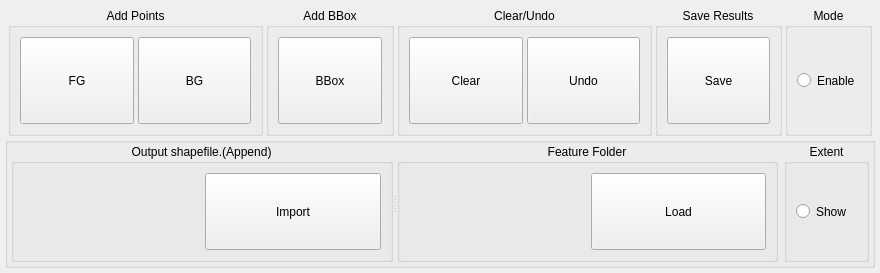
Old version of the form ui/Selector.ui in the repository coolzhao/Geo-SAM.
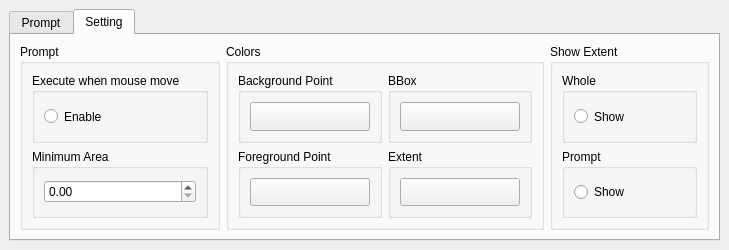
New version of the form. Custom widgets are drawn as their Qt base class.

Commit message: setting in Prompt ui

The edit to the form file:
```diff
--- a/ui/Selector.ui
+++ b/ui/Selector.ui
@@ -6,14 +6,14 @@
    <rect>
     <x>0</x>
     <y>0</y>
-    <width>880</width>
-    <height>273</height>
+    <width>676</width>
+    <height>250</height>
    </rect>
   </property>
   <property name="minimumSize">
    <size>
-    <width>0</width>
-    <height>0</height>
+    <width>676</width>
+    <height>250</height>
    </size>
   </property>
   <property name="maximumSize">
@@ -41,21 +41,19 @@
      <height>350</height>
     </size>
    </property>
-   <layout class="QGridLayout" name="gridLayout">
-    <property name="leftMargin">
-     <number>5</number>
-    </property>
-    <property name="topMargin">
-     <number>5</number>
-    </property>
-    <property name="rightMargin">
-     <number>5</number>
-    </property>
-    <property name="bottomMargin">
-     <number>5</number>
-    </property>
+   <layout class="QGridLayout" name="gridLayout_15">
+    <item row="0" column="0">
+     <widget class="QTabWidget" name="tabWidget">
+      <property name="currentIndex">
+       <number>1</number>
+      </property>
+      <widget class="QWidget" name="Prompt">
+       <attribute name="title">
+        <string>Prompt</string>
+       </attribute>
+       <layout class="QGridLayout" name="gridLayout_22">
     <item row="0" column="0">
-     <layout class="QGridLayout" name="gridLayout_5" rowstretch="0,0">
+         <layout class="QGridLayout" name="gridLayout_21">
       <property name="verticalSpacing">
        <number>0</number>
       </property>
@@ -519,6 +517,232 @@
     </item>
    </layout>
   </widget>
+      <widget class="QWidget" name="Setting">
+       <attribute name="title">
+        <string>Setting</string>
+       </attribute>
+       <layout class="QGridLayout" name="gridLayout_14">
+        <item row="0" column="0">
+         <layout class="QGridLayout" name="gridLayout" columnstretch="1,2,1">
+          <item row="0" column="0">
+           <widget class="QGroupBox" name="groupBox">
+            <property name="minimumSize">
+             <size>
+              <width>0</width>
+              <height>150</height>
+             </size>
+            </property>
+            <property name="title">
+             <string>Prompt</string>
+            </property>
+            <layout class="QGridLayout" name="gridLayout_8">
+             <item row="1" column="0">
+              <widget class="QGroupBox" name="groupBox">
+               <property name="title">
+                <string>Minimum Area</string>
+               </property>
+               <layout class="QGridLayout" name="gridLayout_12">
+                <item row="0" column="0">
+                 <widget class="QDoubleSpinBox" name="Box_min_area"/>
+                </item>
+               </layout>
+              </widget>
+             </item>
+             <item row="0" column="0">
+              <widget class="QGroupBox" name="groupBox">
+               <property name="title">
+                <string>Execute when mouse move</string>
+               </property>
+               <layout class="QGridLayout" name="gridLayout_11">
+                <item row="0" column="0">
+                 <widget class="QRadioButton" name="radioButton_exe_move">
+                  <property name="sizePolicy">
+                   <sizepolicy hsizetype="Preferred" vsizetype="Preferred">
+                    <horstretch>0</horstretch>
+                    <verstretch>0</verstretch>
+                   </sizepolicy>
+                  </property>
+                  <property name="text">
+                   <string>Enable</string>
+                  </property>
+                 </widget>
+                </item>
+               </layout>
+              </widget>
+             </item>
+            </layout>
+           </widget>
+          </item>
+          <item row="0" column="1">
+           <widget class="QGroupBox" name="groupBox_2">
+            <property name="title">
+             <string>Colors</string>
+            </property>
+            <layout class="QGridLayout" name="gridLayout_5">
+             <item row="0" column="0">
+              <widget class="QGroupBox" name="groupBox_4">
+               <property name="title">
+                <string>Background Point</string>
+               </property>
+               <layout class="QGridLayout" name="gridLayout_19">
+                <item row="0" column="0">
+                 <widget class="QgsColorButton" name="mColorButton_4">
+                  <property name="sizePolicy">
+                   <sizepolicy hsizetype="Preferred" vsizetype="Preferred">
+                    <horstretch>0</horstretch>
+                    <verstretch>0</verstretch>
+                   </sizepolicy>
+                  </property>
+                  <property name="minimumSize">
+                   <size>
+                    <width>15</width>
+                    <height>16</height>
+                   </size>
+                  </property>
+                 </widget>
+                </item>
+               </layout>
+              </widget>
+             </item>
+             <item row="0" column="1">
+              <widget class="QGroupBox" name="groupBox">
+               <property name="title">
+                <string>BBox</string>
+               </property>
+               <layout class="QGridLayout" name="gridLayout_16">
+                <item row="0" column="0">
+                 <widget class="QgsColorButton" name="mColorButton">
+                  <property name="sizePolicy">
+                   <sizepolicy hsizetype="Preferred" vsizetype="Preferred">
+                    <horstretch>0</horstretch>
+                    <verstretch>0</verstretch>
+                   </sizepolicy>
+                  </property>
+                  <property name="minimumSize">
+                   <size>
+                    <width>15</width>
+                    <height>16</height>
+                   </size>
+                  </property>
+                 </widget>
+                </item>
+               </layout>
+              </widget>
+             </item>
+             <item row="1" column="0">
+              <widget class="QGroupBox" name="groupBox_3">
+               <property name="title">
+                <string>Foreground Point</string>
+               </property>
+               <layout class="QGridLayout" name="gridLayout_18">
+                <item row="0" column="0">
+                 <widget class="QgsColorButton" name="mColorButton_3">
+                  <property name="sizePolicy">
+                   <sizepolicy hsizetype="Preferred" vsizetype="Preferred">
+                    <horstretch>0</horstretch>
+                    <verstretch>0</verstretch>
+                   </sizepolicy>
+                  </property>
+                  <property name="minimumSize">
+                   <size>
+                    <width>15</width>
+                    <height>16</height>
+                   </size>
+                  </property>
+                 </widget>
+                </item>
+               </layout>
+              </widget>
+             </item>
+             <item row="1" column="1">
+              <widget class="QGroupBox" name="groupBox_2">
+               <property name="title">
+                <string>Extent</string>
+               </property>
+               <layout class="QGridLayout" name="gridLayout_17">
+                <item row="0" column="0">
+                 <widget class="QgsColorButton" name="mColorButton_2">
+                  <property name="sizePolicy">
+                   <sizepolicy hsizetype="Preferred" vsizetype="Preferred">
+                    <horstretch>0</horstretch>
+                    <verstretch>0</verstretch>
+                   </sizepolicy>
+                  </property>
+                  <property name="minimumSize">
+                   <size>
+                    <width>15</width>
+                    <height>16</height>
+                   </size>
+                  </property>
+                 </widget>
+                </item>
+               </layout>
+              </widget>
+             </item>
+            </layout>
+           </widget>
+          </item>
+          <item row="0" column="2">
+           <widget class="QGroupBox" name="groupBox_3">
+            <property name="title">
+             <string>Show Extent</string>
+            </property>
+            <layout class="QGridLayout" name="gridLayout_13">
+             <item row="0" column="1">
+              <widget class="QGroupBox" name="groupBox_5">
+               <property name="title">
+                <string>Whole</string>
+               </property>
+               <layout class="QGridLayout" name="gridLayout_9">
+                <item row="0" column="0">
+                 <widget class="QRadioButton" name="radioButton_show_whole">
+                  <property name="sizePolicy">
+                   <sizepolicy hsizetype="Preferred" vsizetype="Preferred">
+                    <horstretch>0</horstretch>
+                    <verstretch>0</verstretch>
+                   </sizepolicy>
+                  </property>
+                  <property name="text">
+                   <string>Show</string>
+                  </property>
+                 </widget>
+                </item>
+               </layout>
+              </widget>
+             </item>
+             <item row="1" column="1">
+              <widget class="QGroupBox" name="groupBox_6">
+               <property name="title">
+                <string>Prompt</string>
+               </property>
+               <layout class="QGridLayout" name="gridLayout_20">
+                <item row="0" column="0">
+                 <widget class="QRadioButton" name="radioButton_show_prompt">
+                  <property name="sizePolicy">
+                   <sizepolicy hsizetype="Preferred" vsizetype="Preferred">
+                    <horstretch>0</horstretch>
+                    <verstretch>0</verstretch>
+                   </sizepolicy>
+                  </property>
+                  <property name="text">
+                   <string>Show</string>
+                  </property>
+                 </widget>
+                </item>
+               </layout>
+              </widget>
+             </item>
+            </layout>
+           </widget>
+          </item>
+         </layout>
+        </item>
+       </layout>
+      </widget>
+     </widget>
+    </item>
+   </layout>
+  </widget>
  </widget>
  <customwidgets>
   <customwidget>
@@ -527,6 +751,11 @@
    <header>qgscollapsiblegroupbox.h</header>
    <container>1</container>
   </customwidget>
+  <customwidget>
+   <class>QgsColorButton</class>
+   <extends>QToolButton</extends>
+   <header>qgscolorbutton.h</header>
+  </customwidget>
   <customwidget>
    <class>QgsDockWidget</class>
    <extends>QDockWidget</extends>
```
Lines whose indentation alone changed are shown as unchanged.
